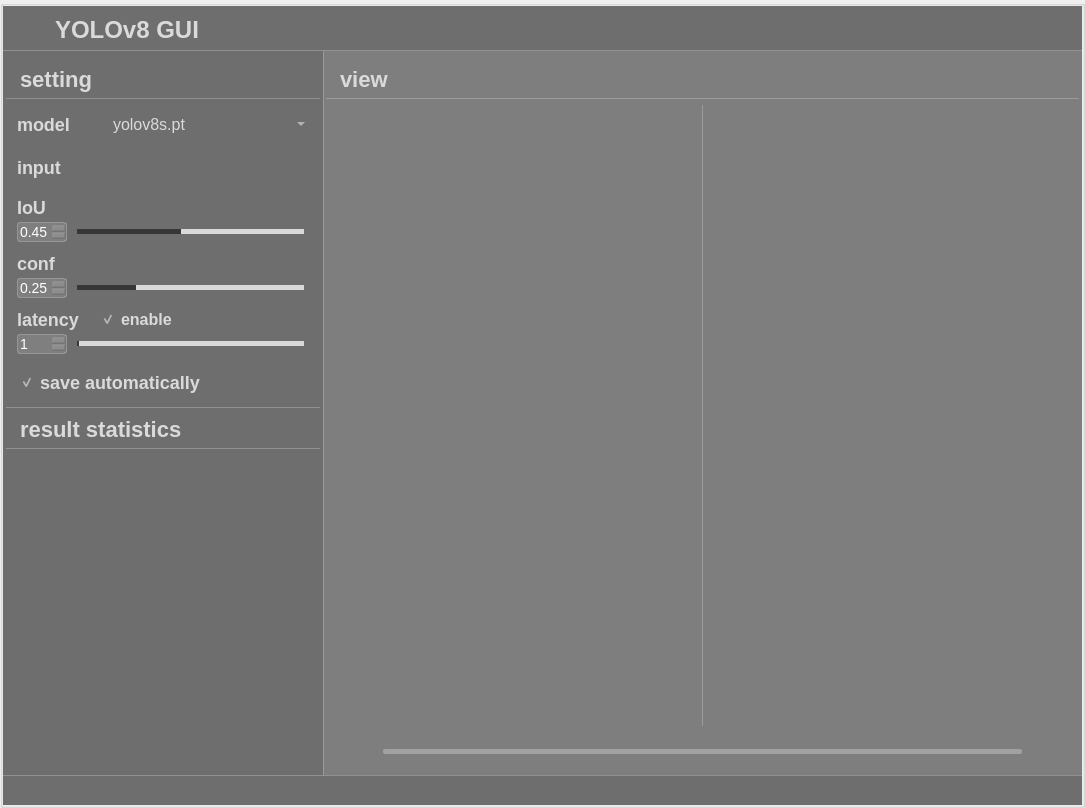
Before: the Qt Designer form main/innerfaceUi.ui in Coekyun-Dou/fish-couting, drawn with Qt 5.
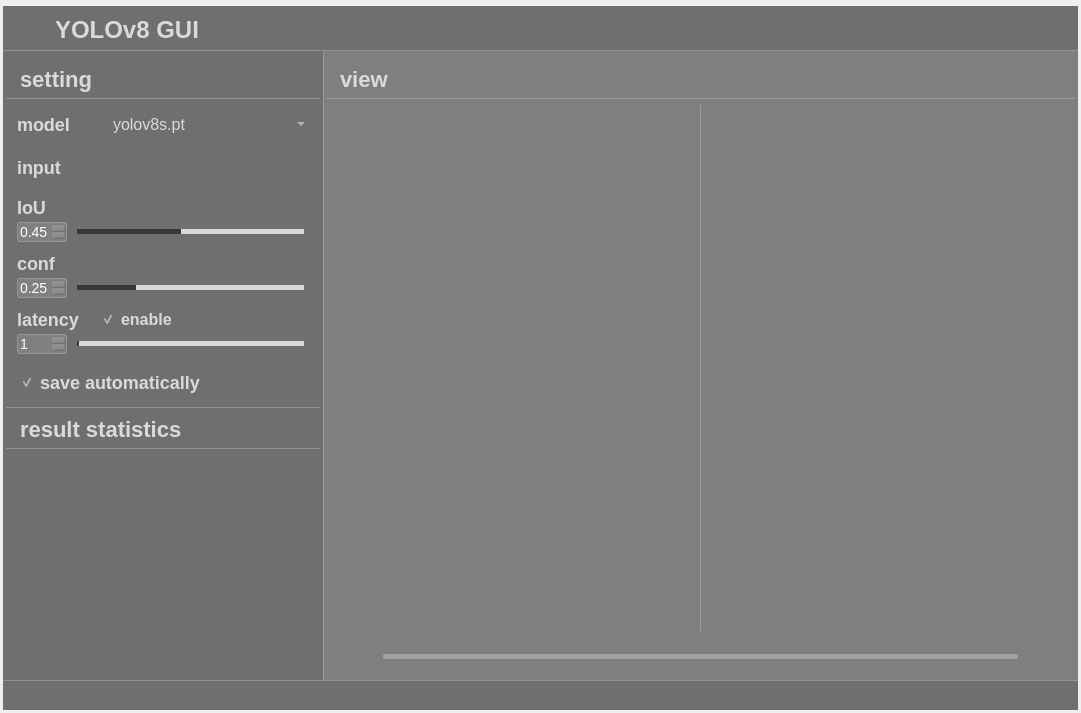
After: the same form once the commit is applied. Icons and pictures are not drawn. Custom widgets are drawn as their Qt base class.

What changed in the file:
```diff
--- a/main/innerfaceUi.ui
+++ b/main/innerfaceUi.ui
@@ -6,8 +6,8 @@
    <rect>
     <x>0</x>
     <y>0</y>
-    <width>1085</width>
-    <height>808</height>
+    <width>1081</width>
+    <height>713</height>
    </rect>
   </property>
   <property name="mouseTracking">
@@ -43,7 +43,8 @@
     <item>
      <widget class="QGroupBox" name="groupBox_18">
       <property name="styleSheet">
-       <string notr="true">#groupBox_18{border-image: url(:D:\\deeplearning\\fish counting\\icons\\fish.jpg);
+       <string notr="true">#groupBox_18{
+	background-image: url(:/images/icons/fish.jpg);
 border: 0px solid #42adff;
 border-radius:5px;}</string>
       </property>
```
Left out of the diff: 194 changed lines with no effect on the pictures.
